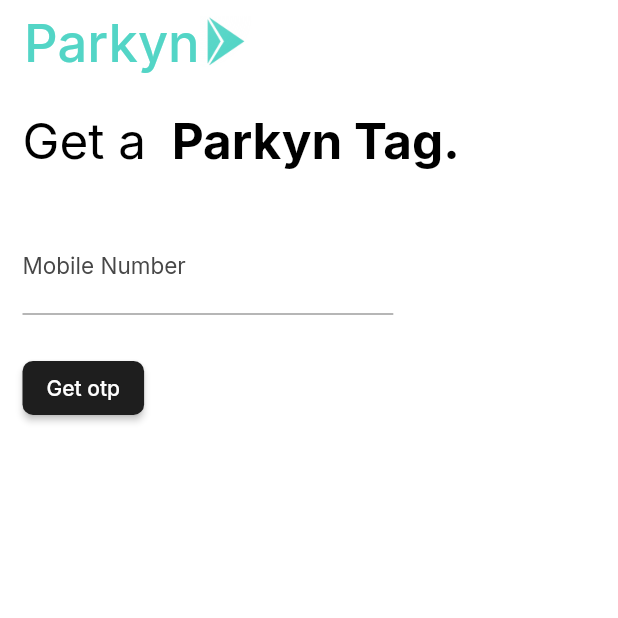
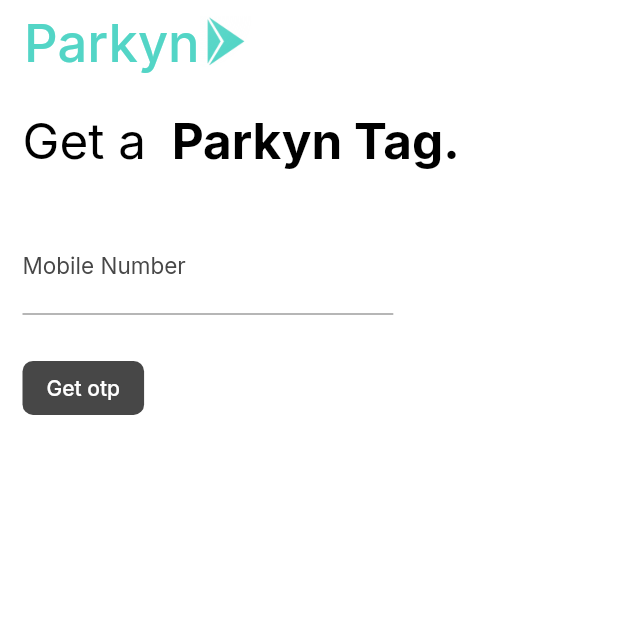
Before and after one commit to AnuroopFarkya11/parkinn, a Flutter app: the screen it shows after launch, on a phone screen of 412 x 824 dp, the top half of it. Run offline on Flutter 3.47's test engine with Material 2 defaults, Android fonts, the phone set to English and light mode, and no system bars; our stand-ins replace cached_network_image, flutter_otp_text_field, get, google_fonts, otp_text_field, shared_preferences and 1 more; accounts and stored records are empty.

Commit message:
initial commit

```diff
--- a/lib/Screens/auth_screen/auth_screen.dart
+++ b/lib/Screens/auth_screen/auth_screen.dart
@@ -25,62 +25,41 @@ class AuthScreen extends GetView<AuthController> {
       body: SafeArea(
         child: CustomScrollView(
           slivers: [
-
-            ParkynBar(titleWidget:Row(
+            ParkynBar(
+              titleWidget: Row(
                 children: [
-              Text("Parkyn", style: TextStyle(
+                  Text(
+                    "Parkyn",
+                    style: TextStyle(
                         color: BrandColors.primaryColor,
                         fontSize: 35,
-                  fontWeight: FontWeight.w500),),
-              Image.asset("assets/icons/icon_full.png", height: 35,)
+                        fontWeight: FontWeight.w500),
+                  ),
+                  Image.asset(
+                    "assets/icons/icon_full.png",
+                    height: 35,
+                  )
                 ],
               ),
-              expandedHeight: CustomSizes.height*0.07,
+              expandedHeight: CustomSizes.height * 0.07,
               bottomWidget: Row(
                 children: [
                   Text(
                     'Get a ',
                     style: TextStyle(
-                          color: Colors.black, fontSize: CustomSizes.height * 0.040),
+                        color: Colors.black,
+                        fontSize: CustomSizes.height * 0.040),
                   ),
                   Text(
                     ' Parkyn Tag.',
                     style: TextStyle(
                         color: Colors.black,
-                          fontSize: CustomSizes.height* 0.040,
+                        fontSize: CustomSizes.height * 0.040,
                         fontWeight: FontWeight.bold),
                   ),
                 ],
               ),
-
             ),
-            // const ParkInBar(subTitle: "Simple parking.", isBold: true,subtitleHeight:CustomSizes.subLarge ),
-            // ParkInBar(
-            //   titleWidget: Row(
-            //     children: [
-            //       Text("Parkyn", style: TextStyle(
-            //           color: BrandColors.primaryColor,
-            //           fontSize: 35,
-            //           fontWeight: FontWeight.w500),),
-            //       Image.asset("assets/icons/icon_full.png", height: 35,)
-            //     ],
-            //   ),
-            //     bottomWidget: Row(
-            //   children: [
-            //     Text(
-            //       'Get a ',
-            //       style: TextStyle(
-            //           color: Colors.black, fontSize: CustomSizes.width * 0.10),
-            //     ),
-            //     Text(
-            //       ' Parkyn Tag.',
-            //       style: TextStyle(
-            //           color: Colors.black,
-            //           fontSize: CustomSizes.width * 0.10,
-            //           fontWeight: FontWeight.bold),
-            //     ),
-            //   ],
-            // )),
             SliverPadding(
               padding: EdgeInsets.only(top: CustomSizes.height * 0.04),
               sliver: SliverFillRemaining(
@@ -91,50 +70,50 @@ class AuthScreen extends GetView<AuthController> {
                   child: Column(
                     crossAxisAlignment: CrossAxisAlignment.start,
                     children: [
-                      // ParkInField(
-                      //     validator: controller.onNumberValidator,
-                      //     labelText: "Mobile Number",
-                      //     textInputType: TextInputType.number,
-                      //     formKey: controller.numberKey,
-                      //     focusNode: controller.numberFocus,
-                      //     controller: controller.numberController),
-
                       Obx(() {
                         if (controller.otpCheck.value) {
                           return Column(
                             crossAxisAlignment: CrossAxisAlignment.start,
                             children: [
-                              Text("Otp sent to +91${controller.numberController.text}"),
-                              SizedBox(height: CustomSizes.height*0.03,),
-                              Text("OTP",style: TextStyle(color: BrandColors.black,fontWeight: FontWeight.w900),),
+                              Text(
+                                  "Otp sent to +91${controller.numberController.text}"),
+                              SizedBox(
+                                height: CustomSizes.height * 0.03,
+                              ),
+                              Text(
+                                "OTP",
+                                style: TextStyle(
+                                    color: BrandColors.black,
+                                    fontWeight: FontWeight.w900),
+                              ),
                               OtpTextField(
-
                                 cursorColor: BrandColors.black,
                                 mainAxisAlignment: MainAxisAlignment.start,
                                 keyboardType: TextInputType.number,
                                 numberOfFields: 5,
                                 onCodeChanged: (value) {
-                                  if(value.length<5)
-                                    {
-                                      controller.isSubmitEnabled.value=false;
+                                  if (value.length < 5) {
+                                    controller.isSubmitEnabled.value = false;
                                   }
-
                                 },
                                 onSubmit: (value) {
-                                  if(value.length==5) {
+                                  if (value.length == 5) {
                                     controller.isSubmitEnabled.value = true;
                                     controller.otp = value;
                                   }
-
                                 },
                               ),
-                              SizedBox(height: CustomSizes.height*0.03,),
+                              SizedBox(
+                                height: CustomSizes.height * 0.03,
+                              ),
                               Row(
                                 children: [
                                   Obx(
-                                  ()=>ElevatedButton(
-
-                                      onPressed: controller.isSubmitEnabled.value?controller.onVerifyOtp:null,
+                                    () => ElevatedButton(
+                                      onPressed:
+                                          controller.isSubmitEnabled.value
+                                              ? controller.onVerifyOtp
+                                              : null,
                                       child: controller.isLoading.value
                                           ? const SizedBox(
                                               height: 15,
@@ -143,14 +122,16 @@ class AuthScreen extends GetView<AuthController> {
                                                 color: Colors.white,
                                                 strokeWidth: 3.0,
                                               ))
-                                          :
-                                      const Text("Submit",
-                                          style: TextStyle(color: Colors.white)),
+                                          : const Text("Submit",
+                                              style: TextStyle(
+                                                  color: Colors.white)),
                                     ),
                                   ),
-                                  TextButton(onPressed: (){
+                                  TextButton(
+                                      onPressed: () {
                                         controller.otpCheck.value = false;
-                                  }, child: Text("Back"))
+                                      },
+                                      child: Text("Back"))
                                 ],
                               )
                             ],
@@ -166,10 +147,14 @@ class AuthScreen extends GetView<AuthController> {
                                   formKey: controller.numberKey,
                                   focusNode: controller.numberFocus,
                                   controller: controller.numberController),
-                              SizedBox(height: CustomSizes.height*0.03,),
-                              ElevatedButton(
-
-                                onPressed: controller.onGetOtp,
+                              SizedBox(
+                                height: CustomSizes.height * 0.03,
+                              ),
+                              Obx(
+                                () => ElevatedButton(
+                                  onPressed: controller.isGetOtpEnabled.value
+                                      ? controller.onGetOtp
+                                      : null,
                                   child: controller.isLoading.value
                                       ? const SizedBox(
                                           height: 15,
@@ -178,16 +163,18 @@ class AuthScreen extends GetView<AuthController> {
                                             color: Colors.white,
                                             strokeWidth: 3.0,
                                           ))
-                                    :
-                                    const Text("Get otp",
-                                    style: TextStyle(color: Colors.white)),
+                                      : const Text("Get otp",
+                                          style:
+                                              TextStyle(color: Colors.white)),
+                                ),
                               )
                             ],
                           );
                         }
                       }),
-                      SizedBox(height: CustomSizes.height*0.03,),
-
+                      SizedBox(
+                        height: CustomSizes.height * 0.03,
+                      ),
                     ],
                   ),
                 ),
--- a/lib/Widgets/form_textfield/formfield.dart
+++ b/lib/Widgets/form_textfield/formfield.dart
@@ -29,6 +29,9 @@ class ParkInField extends StatelessWidget {
       child: Form(
         key: formKey,
         child: TextFormField(
+          onChanged: (value) {
+
+          },
           style: TextStyle(fontSize: 20),
           cursorColor: BrandColors.brandBlack,
           controller: controller,
```
Also changed, not shown: lib/Screens/auth_screen/auth_controller.dart (+6 -14 lines), lib/Screens/home_screen/home_controller.dart (+6 -2 lines), lib/Screens/home_screen/home_screen.dart (+35 -42 lines). Lines whose indentation alone changed are shown as unchanged.
